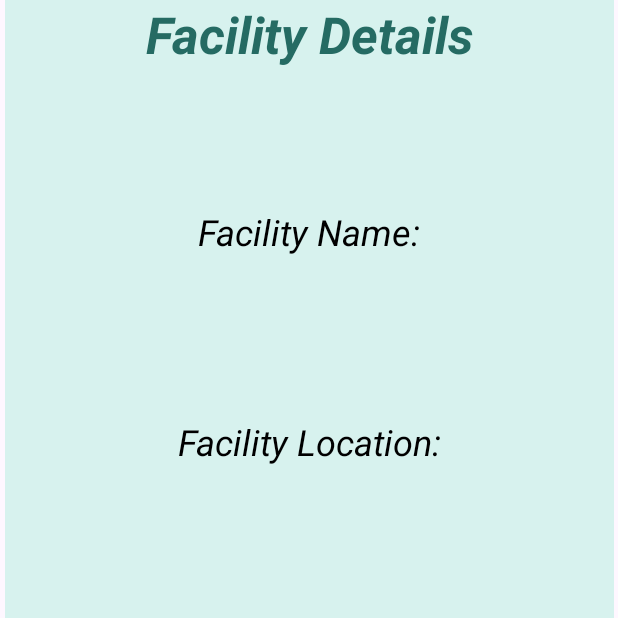
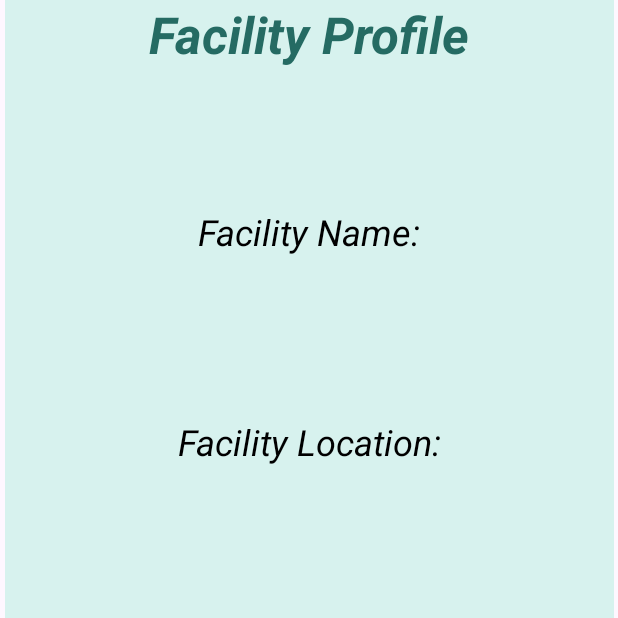
Before and after one commit to CMPUT301F24dreams/dreams-Athena, an Android app: the fragment facilityProfile shown on its own in the app's theme, on a phone screen of 412 x 824 dp, the top half of it. Run offline under Robolectric (Android 15) with nearby library versions, the phone set to English and light mode, and no system bars; our stand-ins replace Firebase (no records; nobody signed in at launch, a user with empty details on screens opened directly); Roboto replaces fonts that are not available here; 2 statements that could not run were skipped.

Commit message:
Minor tweaks to the UI

```diff
--- a/Athena/app/src/main/java/com/example/athena/AdminFragments/adminProfileBrowse.java
+++ b/Athena/app/src/main/java/com/example/athena/AdminFragments/adminProfileBrowse.java
@@ -37,7 +37,7 @@ public class adminProfileBrowse extends Fragment {
 
     @Override
     public View onCreateView(LayoutInflater inflater, ViewGroup container, Bundle savedInstanceState) {
-        View view = inflater.inflate(R.layout.event_view, container, false);
+        View view = inflater.inflate(R.layout.admin_browse_profiles, container, false);
         super.onCreate(savedInstanceState);
         return view;
     }
@@ -51,7 +51,7 @@ public class adminProfileBrowse extends Fragment {
         users = new ArrayList<>();
         usersID = new ArrayList<>();
 
-        listView = view.findViewById(R.id.myEventList);
+        listView = view.findViewById(R.id.user_profiles_listview);
 
         Task getUserList = userDB.getUserList();
         getUserList.addOnCompleteListener(new OnCompleteListener<QuerySnapshot>() {
@@ -65,6 +65,8 @@ public class adminProfileBrowse extends Fragment {
                         String email = documentSnapshot.getString("email");
                         String phone = documentSnapshot.getString("phone");
                         String imageURL = documentSnapshot.getString("imageURL");
+
+
                         User user = new User(name, email, phone, imageURL);
                         users.add(user);
                         usersID.add(documentSnapshot.getId());
--- a/Athena/app/src/main/java/com/example/athena/EntrantAndOrganizerFragments/createFacility.java
+++ b/Athena/app/src/main/java/com/example/athena/EntrantAndOrganizerFragments/createFacility.java
@@ -1,4 +1,6 @@
 package com.example.athena.EntrantAndOrganizerFragments;
+
+import static android.content.ContentValues.TAG;
 
 import android.net.Uri;
 import android.os.Bundle;
@@ -7,6 +9,7 @@ import com.example.athena.Firebase.FacilitiesDB;
 import androidx.annotation.NonNull;
 import androidx.fragment.app.Fragment;
 
+import android.util.Log;
 import android.view.LayoutInflater;
 import android.view.View;
 import android.view.ViewGroup;
@@ -71,19 +74,25 @@ public class createFacility extends Fragment {
 
                 bundle.putString("facilityName", facilityName);
                 bundle.putString("facilityLocation", facilityLocation);
-                // TODO: add facility ID logic
+
 
             facilityAdd.addOnCompleteListener(new OnCompleteListener() {
             @Override
             public void onComplete(@NonNull Task task) {
-                DocumentReference doc = (DocumentReference) task.getResult();
-                String facilityID = doc.getId();
+                if(task.isSuccessful()) {
+                    DocumentReference doc = (DocumentReference) task.getResult();
+                    String facilityID = doc.getId();
 
-                facilitiesDB.updateFacilityID(facilityID);
-                userDB.updateOrgFacilities(deviceID, facilityID);
-                bundle.putString("facilityID", facilityID);
+                    facilitiesDB.updateFacilityID(facilityID);
+                    userDB.updateOrgFacilities(deviceID, facilityID);
+                    bundle.putString("facilityID", facilityID);
 
-                displayChildFragment(new facilityDetails(), bundle);
+                    displayChildFragment(new facilityProfile(), bundle);
+                }else{
+                    Log.d(TAG, "Could Not Add Facility ", task.getException());
+                    Toast.makeText(requireContext(), "Error: " + task.getException().getMessage(), Toast.LENGTH_SHORT).show();
+
+                }
             }
         });
 
--- a/Athena/app/src/main/java/com/example/athena/EntrantAndOrganizerFragments/facilityDetails.java
+++ b/Athena/app/src/main/java/com/example/athena/EntrantAndOrganizerFragments/facilityProfile.java
@@ -29,13 +29,13 @@ import com.google.firebase.firestore.DocumentSnapshot;
 
 import java.util.HashMap;
 
-public class facilityDetails extends Fragment {
+public class facilityProfile extends Fragment {
 
     @Override
     public View onCreateView(LayoutInflater inflater, ViewGroup container,
                              Bundle savedInstanceState) {
         // Inflate the layout for this fragment
-        return inflater.inflate(R.layout.fragment_facility_details, container, false);
+        return inflater.inflate(R.layout.facility_profile, container, false);
     }
 
     public void onViewCreated(@NonNull View view, Bundle savedInstanceState) {
@@ -188,7 +188,7 @@ public class facilityDetails extends Fragment {
             if (newFacilityLocation.matches(".*[a-zA-Z]+.*")) {
 
                 HashMap<String, Object> updatedData = new HashMap<>();
-                updatedData.put("facilityName", newFacilityLocation);
+                updatedData.put("facilityLocation", newFacilityLocation);
 
                 //Updates the facility location name in the db
                 Task<Void> updateTask = db.updateFacility(facilityDetailsBundle.getString("facilityID"), updatedData);
--- a/Athena/app/src/main/res/layout/ent_and_org_home_fragment.xml
+++ b/Athena/app/src/main/res/layout/ent_and_org_home_fragment.xml
@@ -161,7 +161,7 @@
                 android:layout_height="0dp"
                 android:background="#90C5BD"
                 android:orientation="vertical"
-                android:visibility="visible"
+                android:visibility="gone"
                 app:layout_constraintBottom_toTopOf="@+id/scan_qr_code_button"
                 app:layout_constraintEnd_toEndOf="parent"
                 app:layout_constraintHorizontal_bias="0.0"
--- a/Athena/app/src/main/res/layout/event_details_admin.xml
+++ b/Athena/app/src/main/res/layout/event_details_admin.xml
@@ -52,7 +52,7 @@
             android:text="Event Name:"
             android:textAlignment="center"
             android:textColor="@color/black"
-            android:textSize="20sp"
+            android:textSize="24sp"
             android:textStyle="bold" />
 
         <TextView
@@ -63,7 +63,7 @@
             android:text="Event Description:"
             android:textAlignment="center"
             android:textColor="#000000"
-            android:textSize="20sp"
+            android:textSize="16sp"
             android:textStyle="italic" />
 
         <TextView
@@ -96,6 +96,7 @@
                 android:text="Delete"
                 android:textAllCaps="true"
                 android:textSize="60sp"
+                android:backgroundTint="@color/drawer_background_color"
                 app:layout_constraintEnd_toEndOf="parent"
                 app:layout_constraintHorizontal_bias="0.506"
                 app:layout_constraintStart_toStartOf="parent"
--- a/Athena/app/src/main/res/layout/fragment_facility_details.xml
+++ b/Athena/app/src/main/res/layout/facility_profile.xml
@@ -5,7 +5,7 @@
     android:id="@+id/facilitydetailsview"
     android:layout_width="match_parent"
     android:layout_height="match_parent"
-    tools:context=".EntrantAndOrganizerFragments.facilityDetails">
+    tools:context=".EntrantAndOrganizerFragments.facilityProfile">
 
     <LinearLayout
         android:layout_width="406dp"
@@ -26,7 +26,7 @@
             android:layout_width="match_parent"
             android:layout_height="138dp"
             android:fontFamily="@font/bai_jamjuree_bold"
-            android:text="Facility Details"
+            android:text="Facility Profile"
             android:textAlignment="center"
             android:textColor="@color/title_text_color"
             android:textColorLink="@color/title_text_color"
--- a/Athena/app/src/main/res/layout/sign_up_fragment.xml
+++ b/Athena/app/src/main/res/layout/sign_up_fragment.xml
@@ -88,6 +88,7 @@
         android:layout_width="wrap_content"
         android:layout_height="wrap_content"
         android:layout_marginStart="136dp"
+        android:backgroundTint="@color/drawer_background_color"
         android:layout_marginEnd="132dp"
         android:layout_marginBottom="32dp"
         android:text="Submit"
```
Also changed, not shown: Athena/app/src/main/java/com/example/athena/EntrantAndOrganizerFragments/homeScreen.java (+5 -6 lines), Athena/app/src/main/res/layout/admin_browse_profiles.xml (renamed from Athena/app/src/main/res/layout/admin_browse_user_profiles_page.xml, +14 -16 lines), Athena/app/src/main/res/layout/profile_screen_admin.xml (+6 -4 lines), 1 other file.
